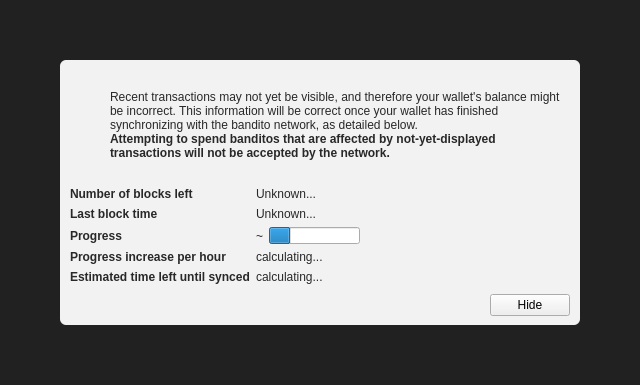
This is src/qt/forms/modaloverlay.ui in sunrisellc/bandito as Qt 5 draws it before an edit. The edited form follows.
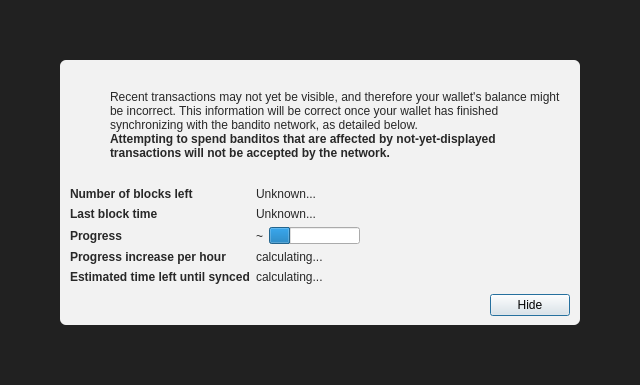
This is the edited form. Icons and pictures are not drawn. Custom widgets are drawn as their Qt base class.

```diff
--- a/src/qt/forms/modaloverlay.ui
+++ b/src/qt/forms/modaloverlay.ui
@@ -351,6 +351,12 @@
              <property name="text">
               <string>Hide</string>
              </property>
+             <property name="focusPolicy">
+              <enum>Qt::StrongFocus</enum>
+             </property>
+             <property name="default">
+              <bool>true</bool>
+             </property>
             </widget>
            </item>
           </layout>
```
Left out of the diff: 2 changed lines with no effect on the pictures.
